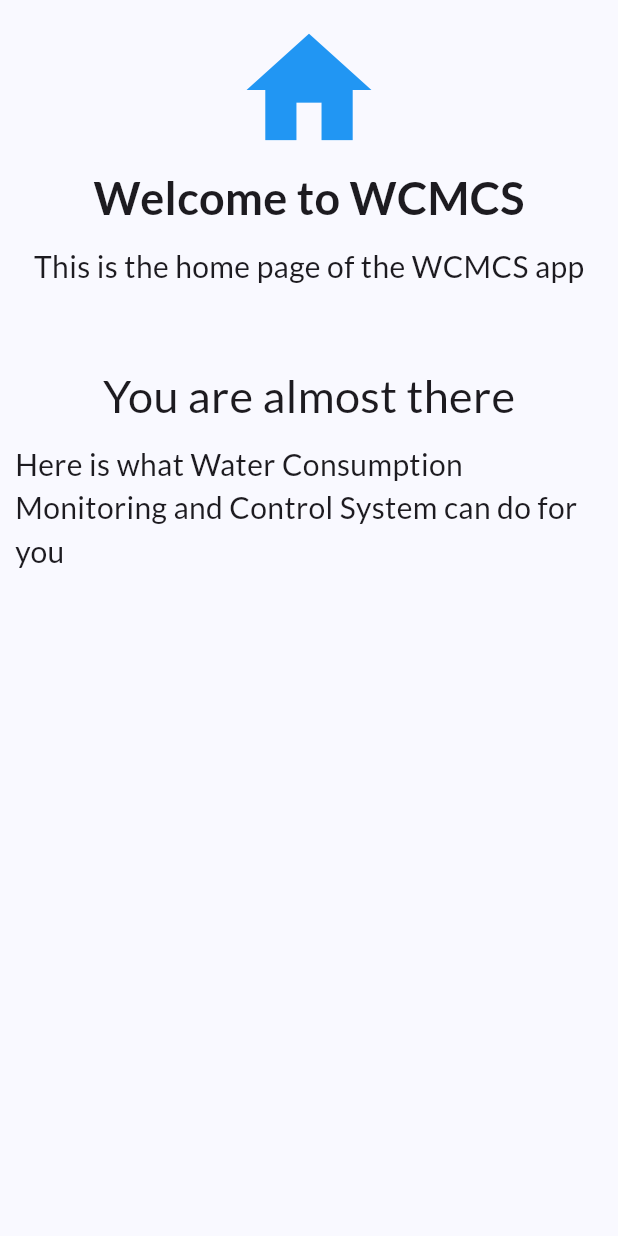
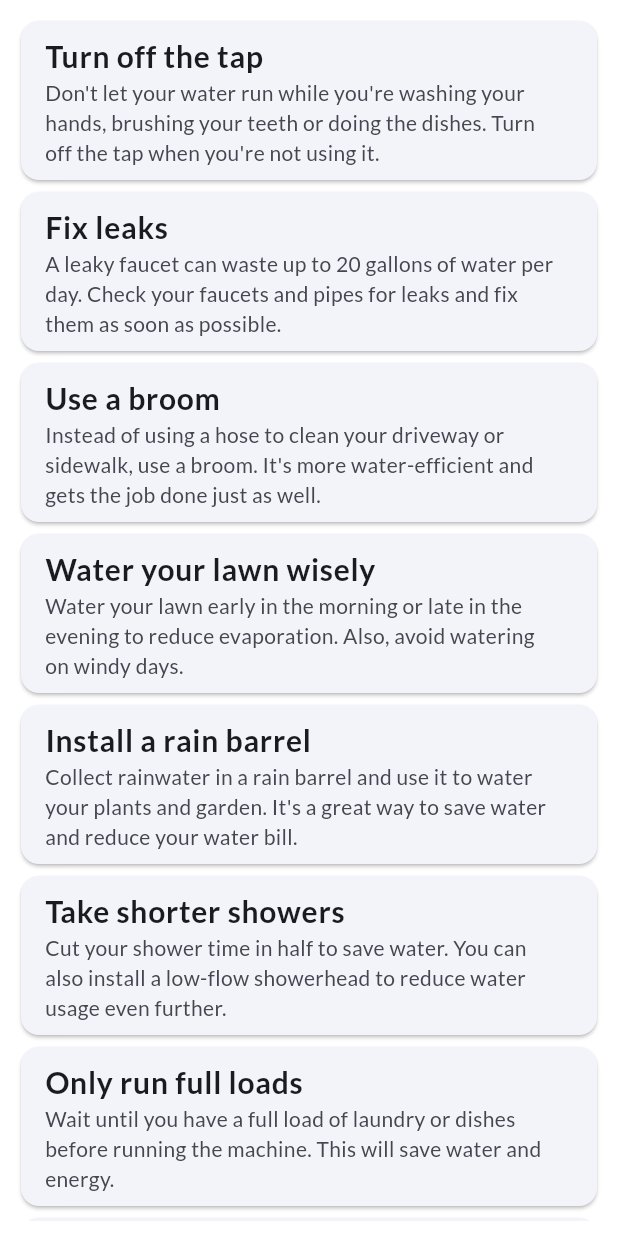
Before and after one commit to capps096github/WCMCS, a Flutter app: the screen it shows after launch, on a phone screen of 412 x 824 dp. Run offline on Flutter 3.47's test engine with Material 3 defaults, Android fonts, the phone set to English and light mode, and no system bars; our stand-ins replace flutter_riverpod, go_router, google_fonts.

Commit message:
tips changes

```diff
--- a/wcmcs_mobile/lib/screens/home/home.dart
+++ b/wcmcs_mobile/lib/screens/home/home.dart
@@ -2,36 +2,13 @@ import 'package:flutter/cupertino.dart';
 import 'package:flutter/material.dart';
 import 'package:flutter/widgets.dart';
 import '../../wcmcs_exporter.dart';
+import '../tips/tips.dart';
 
 class WcmcsHome extends StatelessWidget {
   const WcmcsHome({super.key});
 
   @override
   Widget build(BuildContext context) {
-    return  Scaffold(
-
-      body: Container(
-        padding: const EdgeInsets.all(10),
-        child: ListView(
-          children: const [
-            Icon(Icons.home, color: Colors. blue, size: 100,),
-           Center(
-            child:Column(
-              children: [
-                Text("Welcome to WCMCS", style: TextStyle(fontSize: 30, fontWeight: FontWeight.bold),),
-                SizedBox(height: 10),
-                Text("This is the home page of the WCMCS app", style: TextStyle(fontSize: 20),),
-                SizedBox(height: 50),
-                Text("You are almost there", style: TextStyle(fontSize: 30),),
-                SizedBox(height: 10),
-                Text("Here is what Water Consumption Monitoring and Control System can do for you", style: TextStyle(fontSize: 20),),
-
-
-              ],
-           ),),
-          ]
-    ),
-    ),
-    );
+    return  const TipsScreen();
   }
 }
--- a/wcmcs_mobile/lib/screens/tips/data/tips_data.dart
+++ b/wcmcs_mobile/lib/screens/tips/data/tips_data.dart
@@ -0,0 +1,67 @@
+
+import 'water_tip.dart';
+
+/// this is a list of water tips
+List<WaterTip> waterTips = [
+  WaterTip(
+    title: "Turn off the tap",
+    description:
+        "Don't let your water run while you're washing your hands, brushing your teeth or doing the dishes. Turn off the tap when you're not using it.",
+
+  ),
+  WaterTip(
+    title: "Fix leaks",
+    description:
+        "A leaky faucet can waste up to 20 gallons of water per day. Check your faucets and pipes for leaks and fix them as soon as possible.",
+
+  ),
+  WaterTip(
+    title: "Use a broom",
+    description:
+        "Instead of using a hose to clean your driveway or sidewalk, use a broom. It's more water-efficient and gets the job done just as well.",
+
+  ),
+  WaterTip(
+    title: "Water your lawn wisely",
+    description:
+        "Water your lawn early in the morning or late in the evening to reduce evaporation. Also, avoid watering on windy days.",
+
+  ),
+  WaterTip(
+    title: "Install a rain barrel",
+    description:
+        "Collect rainwater in a rain barrel and use it to water your plants and garden. It's a great way to save water and reduce your water bill.",
+
+  ),
+  WaterTip(
+    title: "Take shorter showers",
+    description:
+        "Cut your shower time in half to save water. You can also install a low-flow showerhead to reduce water usage even further.",
+
+  ),
+  WaterTip(
+    title: "Only run full loads",
+    description:
+        "Wait until you have a full load of laundry or dishes before running the machine. This will save water and energy.",
+
+  ),
+  WaterTip(
+    title: "Use a dishwasher",
+    description:
+        "Dishwashers are more water-efficient than washing dishes by hand. Just make sure to only run full loads.",
+
+  ),
+  WaterTip(
+    title: "Reuse water",
+    description:
+        "Don't let water go to waste. Use leftover water from cooking or washing to water your plants or garden.",
+
+  ),
+  WaterTip(
+    title: "Choose water-efficient appliances",
+    description:
+        "When it's time to replace your appliances, choose water-efficient models. Look for the WaterSense label to ensure they meet EPA standards.",
+
+  ),
+
+];
--- a/wcmcs_mobile/lib/screens/tips/data/water_tip.dart
+++ b/wcmcs_mobile/lib/screens/tips/data/water_tip.dart
@@ -0,0 +1,12 @@
+///this file contains the water tip class
+class WaterTip {
+  /// title
+  final String title;
+  /// description
+  final String description;
+
+  WaterTip({
+    required this.title,
+    required this.description,
+  });
+}
--- /dev/null
+++ b/wcmcs_mobile/lib/screens/tips/tips.dart
@@ -0,0 +1,34 @@
+import '../../wcmcs_exporter.dart';
+import 'data/tips_data.dart';
+
+/// this shows tips on how to save water
+class TipsScreen extends StatelessWidget {
+  const TipsScreen({super.key});
+
+  @override
+  Widget build(BuildContext context) {
+    /// a list view builder for the water tips
+    return Container(
+      padding: const EdgeInsets.all(10),
+      child: ListView.builder(
+        itemCount: waterTips.length,
+        itemBuilder: (context, index) {
+          return Card(
+            child: ListTile(
+              shape: const RoundedRectangleBorder(borderRadius: borderRadius8),
+              title: Text(
+                waterTips[index].title,
+                style: const TextStyle(
+                  fontWeight: FontWeight.bold,
+                  fontSize: 20,
+                ),
+              ),
+              subtitle: Text(waterTips[index].description),
+              // leading: Image.asset(waterTips[index].image),
+            ),
+          );
+        },
+      ),
+    );
+  }
+}
```
